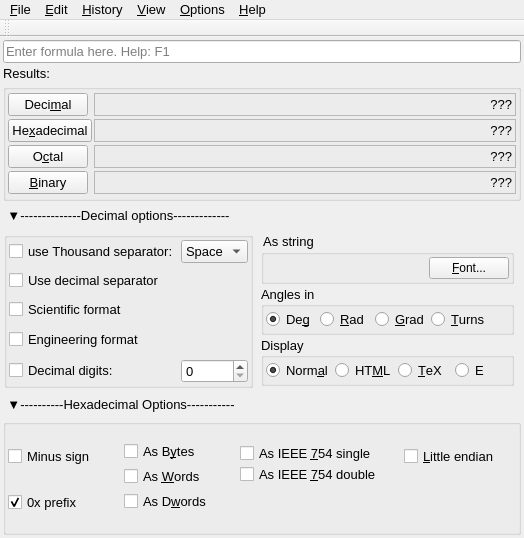
The window that FalconCalcQt/FalconCalcQt.ui (solyoma/FalconCalc) describes before a commit, drawn with Qt 5.
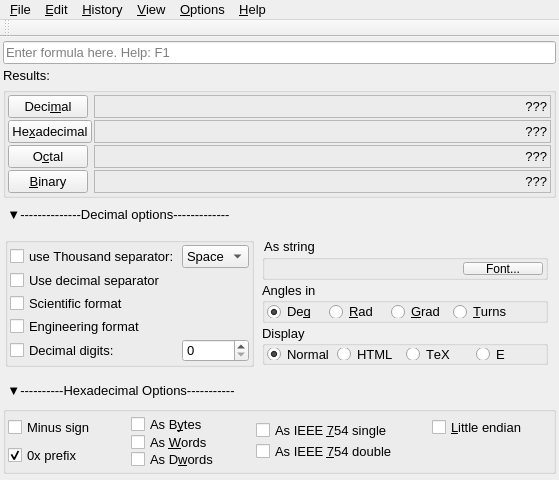
The same window after the commit. Icons and pictures are not drawn.

Commit message: bugfix:gui size,colors

What changed in the file:
```diff
--- a/FalconCalcQt/FalconCalcQt.ui
+++ b/FalconCalcQt/FalconCalcQt.ui
@@ -6,10 +6,22 @@
    <rect>
     <x>0</x>
     <y>0</y>
-    <width>524</width>
-    <height>538</height>
+    <width>559</width>
+    <height>480</height>
    </rect>
   </property>
+  <property name="minimumSize">
+   <size>
+    <width>559</width>
+    <height>480</height>
+   </size>
+  </property>
+  <property name="maximumSize">
+   <size>
+    <width>559</width>
+    <height>480</height>
+   </size>
+  </property>
   <property name="font">
    <font>
     <family>Tahoma</family>
@@ -45,10 +57,28 @@
     </property>
     <item row="2" column="0" colspan="2">
      <widget class="QGroupBox" name="grpResults">
+      <property name="sizePolicy">
+       <sizepolicy hsizetype="Preferred" vsizetype="Fixed">
+        <horstretch>0</horstretch>
+        <verstretch>0</verstretch>
+       </sizepolicy>
+      </property>
       <property name="title">
        <string/>
       </property>
       <layout class="QGridLayout" name="gridLayout_2">
+       <property name="leftMargin">
+        <number>2</number>
+       </property>
+       <property name="topMargin">
+        <number>2</number>
+       </property>
+       <property name="rightMargin">
+        <number>2</number>
+       </property>
+       <property name="bottomMargin">
+        <number>2</number>
+       </property>
        <property name="verticalSpacing">
         <number>2</number>
        </property>
@@ -245,24 +275,42 @@
     </item>
     <item row="4" column="0" colspan="2">
      <widget class="QWidget" name="frmDecimal" native="true">
+      <property name="maximumSize">
+       <size>
+        <width>16777215</width>
+        <height>144</height>
+       </size>
+      </property>
       <layout class="QHBoxLayout" name="horizontalLayout_4">
        <property name="spacing">
         <number>2</number>
        </property>
        <property name="leftMargin">
-        <number>1</number>
+        <number>2</number>
        </property>
        <property name="topMargin">
         <number>2</number>
        </property>
        <property name="rightMargin">
-        <number>1</number>
+        <number>2</number>
        </property>
        <property name="bottomMargin">
         <number>2</number>
        </property>
        <item>
         <widget class="QGroupBox" name="gbDecOptions">
+         <property name="sizePolicy">
+          <sizepolicy hsizetype="Preferred" vsizetype="Fixed">
+           <horstretch>0</horstretch>
+           <verstretch>0</verstretch>
+          </sizepolicy>
+         </property>
+         <property name="maximumSize">
+          <size>
+           <width>16777215</width>
+           <height>130</height>
+          </size>
+         </property>
          <layout class="QGridLayout" name="gridLayout">
           <property name="leftMargin">
            <number>2</number>
@@ -367,6 +415,18 @@
        </item>
        <item>
         <widget class="QWidget" name="widget" native="true">
+         <property name="sizePolicy">
+          <sizepolicy hsizetype="Preferred" vsizetype="Fixed">
+           <horstretch>0</horstretch>
+           <verstretch>0</verstretch>
+          </sizepolicy>
+         </property>
+         <property name="maximumSize">
+          <size>
+           <width>16777215</width>
+           <height>130</height>
+          </size>
+         </property>
          <layout class="QVBoxLayout" name="verticalLayout">
           <property name="spacing">
            <number>2</number>
@@ -420,7 +480,7 @@
              <item>
               <widget class="QPushButton" name="btnStringFont">
                <property name="sizePolicy">
-                <sizepolicy hsizetype="Fixed" vsizetype="Fixed">
+                <sizepolicy hsizetype="Fixed" vsizetype="Preferred">
                  <horstretch>0</horstretch>
                  <verstretch>0</verstretch>
                 </sizepolicy>
@@ -563,6 +623,12 @@
         <verstretch>0</verstretch>
        </sizepolicy>
       </property>
+      <property name="maximumSize">
+       <size>
+        <width>16777215</width>
+        <height>24</height>
+       </size>
+      </property>
       <property name="text">
        <string>▼----------Hexadecimal Options-----------</string>
       </property>
@@ -586,6 +652,18 @@
     </item>
     <item row="6" column="0" colspan="2">
      <widget class="QGroupBox" name="gbHexOptions">
+      <property name="sizePolicy">
+       <sizepolicy hsizetype="Preferred" vsizetype="Fixed">
+        <horstretch>0</horstretch>
+        <verstretch>0</verstretch>
+       </sizepolicy>
+      </property>
+      <property name="maximumSize">
+       <size>
+        <width>16777215</width>
+        <height>68</height>
+       </size>
+      </property>
       <property name="title">
        <string/>
       </property>
@@ -775,6 +853,12 @@
         <verstretch>0</verstretch>
        </sizepolicy>
       </property>
+      <property name="maximumSize">
+       <size>
+        <width>16777215</width>
+        <height>24</height>
+       </size>
+      </property>
       <property name="text">
        <string>▼--------------Decimal options-------------</string>
       </property>
@@ -790,7 +874,7 @@
     <rect>
      <x>0</x>
      <y>0</y>
-     <width>524</width>
+     <width>559</width>
      <height>21</height>
     </rect>
    </property>
@@ -1003,16 +1087,25 @@
    </property>
   </action>
   <action name="actionLightMode">
+   <property name="checkable">
+    <bool>true</bool>
+   </property>
    <property name="text">
     <string>&amp;Light</string>
    </property>
   </action>
   <action name="actionDarkMode">
+   <property name="checkable">
+    <bool>true</bool>
+   </property>
    <property name="text">
     <string>&amp;Dark</string>
    </property>
   </action>
   <action name="actionBlueMode">
+   <property name="checkable">
+    <bool>true</bool>
+   </property>
    <property name="text">
     <string>&amp;Blue</string>
    </property>
@@ -1021,11 +1114,17 @@
    <property name="checkable">
     <bool>true</bool>
    </property>
+   <property name="checked">
+    <bool>true</bool>
+   </property>
    <property name="text">
     <string>S&amp;ystem</string>
    </property>
   </action>
   <action name="actionBlackMode">
+   <property name="checkable">
+    <bool>true</bool>
+   </property>
    <property name="text">
     <string>Blac&amp;k</string>
    </property>
```
The commit also changes 3 other files.
